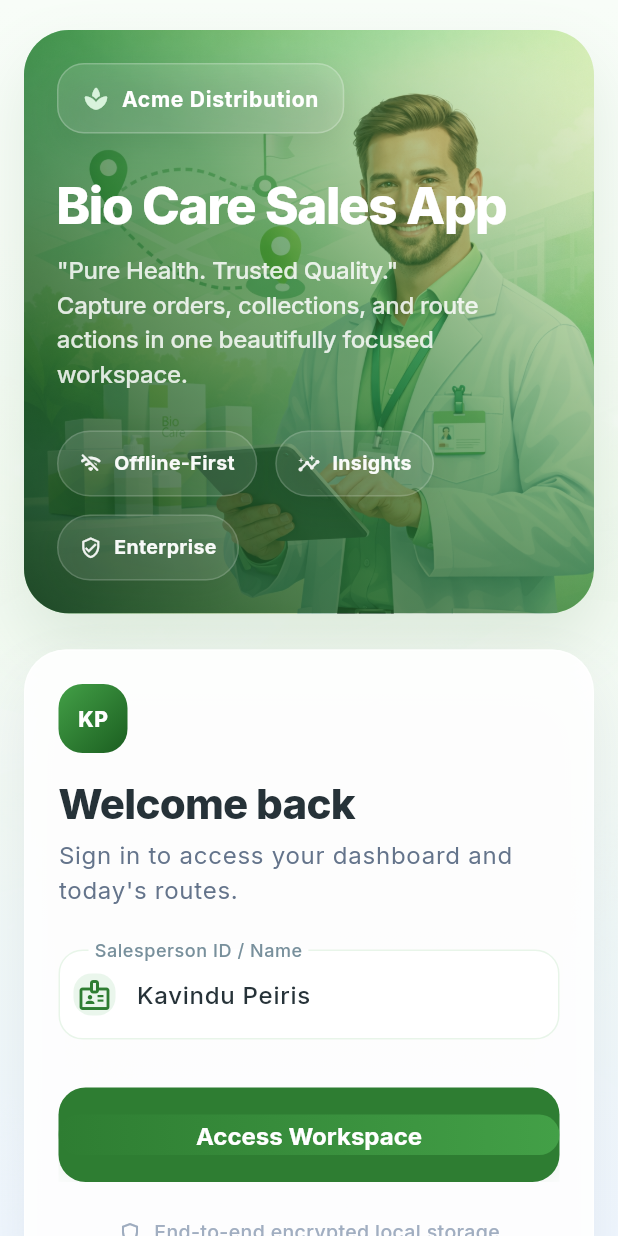
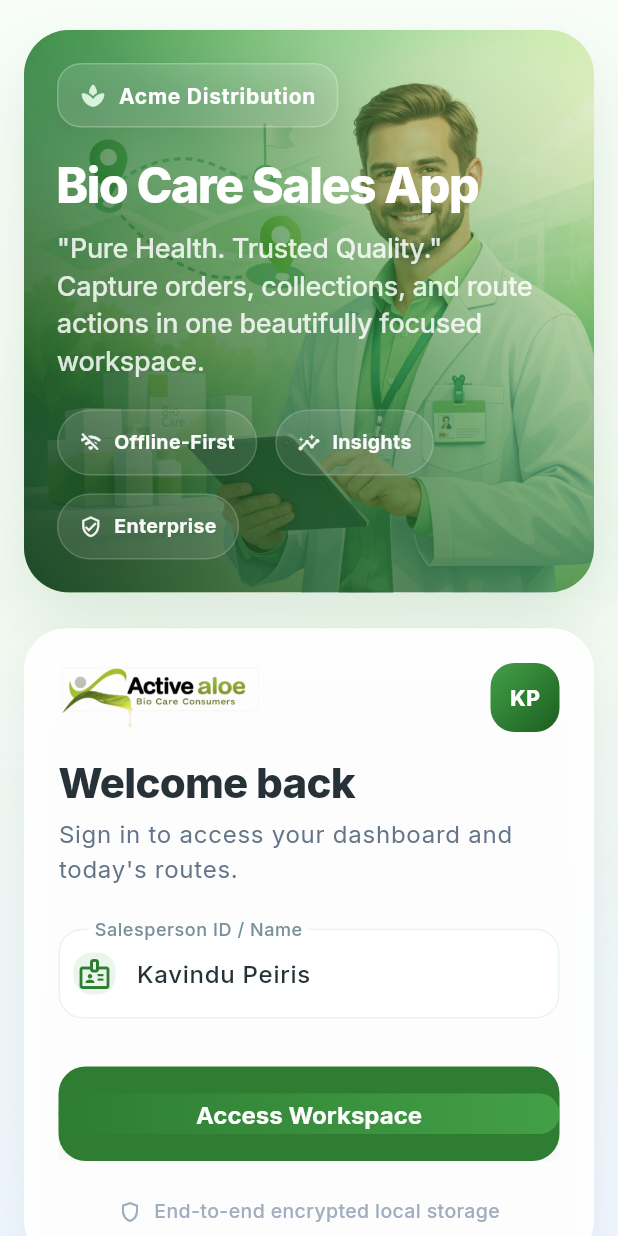
Before and after one commit to kspeiris/salesperson_mobile_app, a Flutter app: the screen it shows after launch, on a phone screen of 412 x 824 dp. Run offline on Flutter 3.47's test engine with Material 3 defaults, Android fonts, the phone set to English and light mode, and no system bars; our stand-ins replace file_picker, google_fonts, pdf, share_plus, sqflite; missing offline and left inert: mobile_scanner; accounts and stored records are empty.

Commit message:
Fix ui,ux issues

```diff
--- a/lib/core/widgets/brand_logo.dart
+++ b/lib/core/widgets/brand_logo.dart
@@ -7,12 +7,14 @@
     this.padding = const EdgeInsets.symmetric(horizontal: 16, vertical: 10),
     this.showPlate = true,
     this.alignment = Alignment.centerLeft,
+    this.plateDecoration,
   });
 
   final double height;
   final EdgeInsetsGeometry padding;
   final bool showPlate;
   final Alignment alignment;
+  final BoxDecoration? plateDecoration;
 
   static const String assetPath = 'biocare logo1.png';
 
@@ -34,8 +36,9 @@
 
     if (showPlate) {
       content = Container(
-        padding: const EdgeInsets.symmetric(horizontal: 16, vertical: 12),
-        decoration: BoxDecoration(
+        padding: padding,
+        decoration: plateDecoration ??
+            BoxDecoration(
               color: Colors.white,
               borderRadius: BorderRadius.circular(14),
               border: Border.all(color: const Color(0xFFE8F5E9)),
--- a/lib/screens/auth/login_screen.dart
+++ b/lib/screens/auth/login_screen.dart
@@ -2,6 +2,7 @@
 import 'package:provider/provider.dart';
 import '../../app/app_controller.dart';
 import '../../core/theme/app_assets.dart';
+import '../../core/widgets/brand_logo.dart';
 
 class LoginScreen extends StatefulWidget {
   const LoginScreen({super.key});
@@ -147,7 +148,7 @@
     final textTheme = Theme.of(context).textTheme;
 
     return Container(
-      constraints: BoxConstraints(minHeight: compact ? 382 : 560),
+      constraints: BoxConstraints(minHeight: compact ? 336 : 500),
       decoration: BoxDecoration(
         borderRadius: BorderRadius.circular(30),
         image: const DecorationImage(
@@ -187,10 +188,10 @@
               children: [
                 Container(
                   padding:
-                      const EdgeInsets.symmetric(horizontal: 16, vertical: 12),
+                      const EdgeInsets.symmetric(horizontal: 14, vertical: 10),
                   decoration: BoxDecoration(
                     color: Colors.white.withValues(alpha: 0.12),
-                    borderRadius: BorderRadius.circular(18),
+                    borderRadius: BorderRadius.circular(16),
                     border:
                         Border.all(color: Colors.white.withValues(alpha: 0.22)),
                     boxShadow: const [
@@ -217,26 +218,30 @@
                     ],
                   ),
                 ),
-                const SizedBox(height: 30),
+                const SizedBox(height: 22),
                 Text(
                   'Bio Care Sales App',
-                  style: textTheme.displaySmall?.copyWith(
+                  style: (compact
+                          ? textTheme.headlineLarge
+                          : textTheme.displaySmall)
+                      ?.copyWith(
                     color: Colors.white,
                     fontWeight: FontWeight.w800,
                     height: 1.05,
                     letterSpacing: -0.9,
                   ),
                 ),
-                const SizedBox(height: 14),
+                const SizedBox(height: 12),
                 Text(
                   '"Pure Health. Trusted Quality."\nCapture orders, collections, and route actions in one beautifully focused workspace.',
                   style: textTheme.titleMedium?.copyWith(
                     color: Colors.white.withValues(alpha: 0.84),
-                    height: 1.45,
+                    height: 1.4,
                     fontWeight: FontWeight.w500,
+                    fontSize: compact ? 18 : null,
                   ),
                 ),
-                const SizedBox(height: 26),
+                const SizedBox(height: 20),
                 const Wrap(
                   spacing: 12,
                   runSpacing: 12,
@@ -350,7 +355,14 @@
             crossAxisAlignment: CrossAxisAlignment.start,
             children: [
               Row(
+                crossAxisAlignment: CrossAxisAlignment.center,
                 children: [
+                  const BrandLogo(
+                    height: 44,
+                    showPlate: false,
+                    alignment: Alignment.centerLeft,
+                  ),
+                  const Spacer(),
                   Container(
                     width: 46,
                     height: 46,
```
Lines whose indentation alone changed are shown as unchanged.
